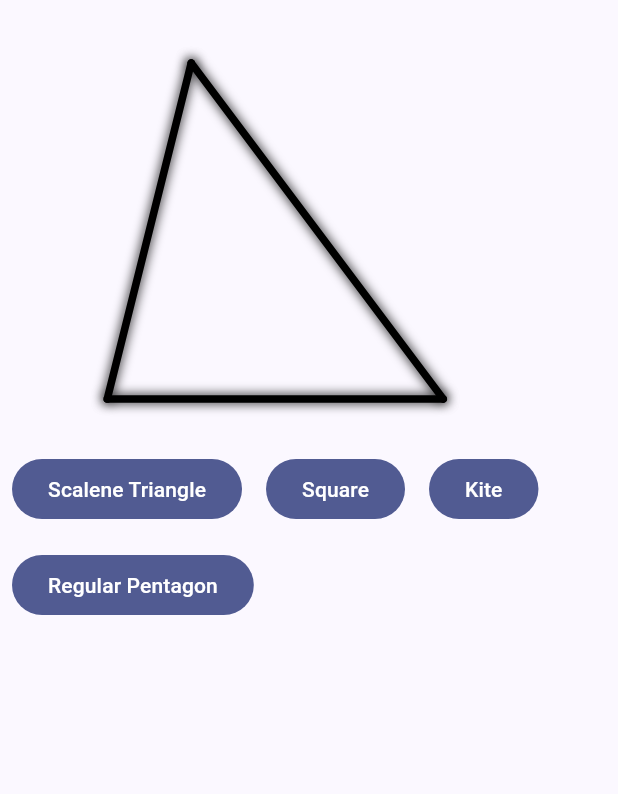
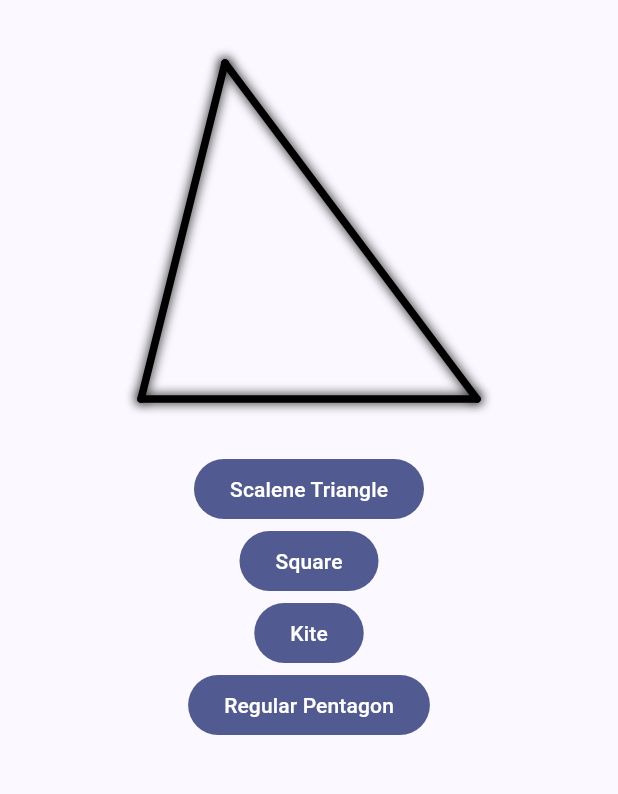
Before and after one commit to TechieBlossom/custom_implicit_animation, a Flutter app: the screen it shows after launch, on a phone screen of 412 x 824 dp, the part 63-857 px from its top. Run offline on Flutter 3.47's test engine with Material 2 defaults, Android fonts, the phone set to English and light mode, and no system bars.

Commit message:
Add buttonbar

```diff
--- a/lib/animated_polygon_screen.dart
+++ b/lib/animated_polygon_screen.dart
@@ -41,35 +41,24 @@ class _AnimatedPolygonScreenState extends State<AnimatedPolygonScreen> {
               offsets: _offsets(),
             ),
           ),
-          Wrap(
+          ButtonBar(
+            alignment: MainAxisAlignment.center,
             children: [
-              Padding(
-                padding: const EdgeInsets.all(8.0),
-                child: FilledButton(
+              FilledButton(
                 onPressed: () => _setPolygonType(PolygonType.scaleneTriangle),
                 child: const Text('Scalene Triangle'),
               ),
-              ),
-              Padding(
-                padding: const EdgeInsets.all(8.0),
-                child: FilledButton(
+              FilledButton(
                 onPressed: () => _setPolygonType(PolygonType.square),
                 child: const Text('Square'),
               ),
-              ),
-              Padding(
-                padding: const EdgeInsets.all(8.0),
-                child: FilledButton(
+              FilledButton(
                 onPressed: () => _setPolygonType(PolygonType.kite),
                 child: const Text('Kite'),
               ),
-              ),
-              Padding(
-                padding: const EdgeInsets.all(8.0),
-                child: FilledButton(
+              FilledButton(
                 onPressed: () => _setPolygonType(PolygonType.regularPentagon),
                 child: const Text('Regular Pentagon'),
-                ),
               ),
             ],
           ),
```
Lines whose indentation alone changed are shown as unchanged.
